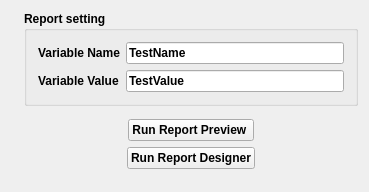
The window that demo_r1/mainwindow.ui (fralx/LimeReport) describes before a commit, drawn with Qt 5.
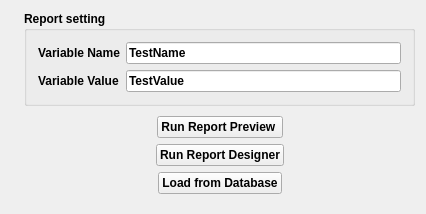
The same window after the commit. Icons and pictures are not drawn.

The edit to the form file:
```diff
--- a/demo_r1/mainwindow.ui
+++ b/demo_r1/mainwindow.ui
@@ -6,8 +6,8 @@
    <rect>
     <x>0</x>
     <y>0</y>
-    <width>369</width>
-    <height>192</height>
+    <width>426</width>
+    <height>214</height>
    </rect>
   </property>
   <property name="font">
@@ -185,6 +185,43 @@
           </item>
          </layout>
         </item>
+        <item>
+         <layout class="QHBoxLayout" name="horizontalLayout_4">
+          <item>
+           <spacer name="horizontalSpacer_5">
+            <property name="orientation">
+             <enum>Qt::Horizontal</enum>
+            </property>
+            <property name="sizeHint" stdset="0">
+             <size>
+              <width>40</width>
+              <height>20</height>
+             </size>
+            </property>
+           </spacer>
+          </item>
+          <item>
+           <widget class="QPushButton" name="pushButton_3">
+            <property name="text">
+             <string>Load from Database</string>
+            </property>
+           </widget>
+          </item>
+          <item>
+           <spacer name="horizontalSpacer_6">
+            <property name="orientation">
+             <enum>Qt::Horizontal</enum>
+            </property>
+            <property name="sizeHint" stdset="0">
+             <size>
+              <width>40</width>
+              <height>20</height>
+             </size>
+            </property>
+           </spacer>
+          </item>
+         </layout>
+        </item>
         <item>
          <spacer name="verticalSpacer">
           <property name="orientation">
```
